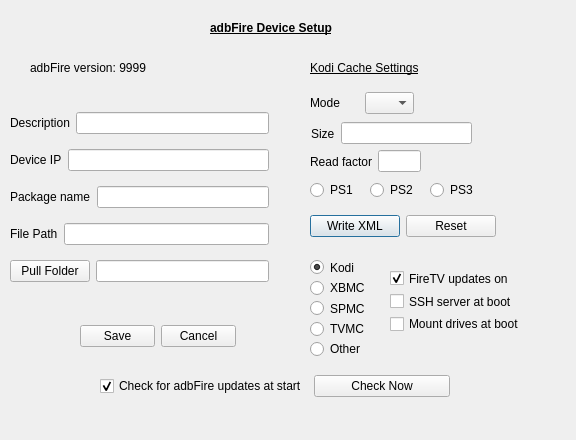
First picture: the form in preferencesdialog.ui, repository kbrack1/adbFire, before the edit.
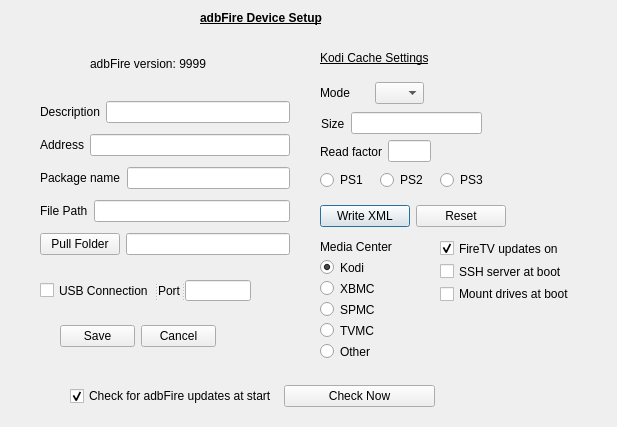
Second picture: the form after the edit.

```diff
--- a/preferencesdialog.ui
+++ b/preferencesdialog.ui
@@ -6,8 +6,8 @@
    <rect>
     <x>0</x>
     <y>0</y>
-    <width>576</width>
-    <height>440</height>
+    <width>617</width>
+    <height>427</height>
    </rect>
   </property>
   <property name="windowTitle">
@@ -19,8 +19,8 @@
   <widget class="QLabel" name="label_2">
    <property name="geometry">
     <rect>
-     <x>210</x>
-     <y>20</y>
+     <x>200</x>
+     <y>10</y>
      <width>211</width>
      <height>16</height>
     </rect>
@@ -32,9 +32,9 @@
   <widget class="QLabel" name="versionLabel">
    <property name="geometry">
     <rect>
-     <x>30</x>
-     <y>60</y>
-     <width>133</width>
+     <x>90</x>
+     <y>56</y>
+     <width>181</width>
      <height>16</height>
     </rect>
    </property>
@@ -58,8 +58,8 @@
   <widget class="QLabel" name="label_8">
    <property name="geometry">
     <rect>
-     <x>310</x>
-     <y>60</y>
+     <x>320</x>
+     <y>50</y>
      <width>161</width>
      <height>16</height>
     </rect>
@@ -71,8 +71,8 @@
   <widget class="QWidget" name="layoutWidget">
    <property name="geometry">
     <rect>
-     <x>310</x>
-     <y>90</y>
+     <x>320</x>
+     <y>80</y>
      <width>104</width>
      <height>26</height>
     </rect>
@@ -125,8 +125,8 @@
   <widget class="QWidget" name="layoutWidget">
    <property name="geometry">
     <rect>
-     <x>310</x>
-     <y>210</y>
+     <x>320</x>
+     <y>200</y>
      <width>186</width>
      <height>32</height>
     </rect>
@@ -154,8 +154,8 @@
   <widget class="QWidget" name="layoutWidget">
    <property name="geometry">
     <rect>
-     <x>310</x>
-     <y>180</y>
+     <x>320</x>
+     <y>170</y>
      <width>174</width>
      <height>20</height>
     </rect>
@@ -202,8 +202,8 @@
   <widget class="QWidget" name="layoutWidget">
    <property name="geometry">
     <rect>
-     <x>311</x>
-     <y>122</y>
+     <x>321</x>
+     <y>112</y>
      <width>161</width>
      <height>23</height>
     </rect>
@@ -234,8 +234,8 @@
   <widget class="QWidget" name="layoutWidget">
    <property name="geometry">
     <rect>
-     <x>310</x>
-     <y>150</y>
+     <x>320</x>
+     <y>140</y>
      <width>111</width>
      <height>23</height>
     </rect>
@@ -272,9 +272,9 @@
   <widget class="QWidget" name="layoutWidget">
    <property name="geometry">
     <rect>
-     <x>100</x>
-     <y>370</y>
-     <width>350</width>
+     <x>70</x>
+     <y>380</y>
+     <width>365</width>
      <height>32</height>
     </rect>
    </property>
@@ -307,108 +307,7 @@
   <widget class="QWidget" name="layoutWidget">
    <property name="geometry">
     <rect>
-     <x>390</x>
-     <y>270</y>
-     <width>153</width>
-     <height>62</height>
-    </rect>
-   </property>
-   <layout class="QVBoxLayout" name="verticalLayout_3">
-    <item>
-     <widget class="QCheckBox" name="ftvupdatesBox">
-      <property name="toolTip">
-       <string>&lt;html&gt;&lt;head/&gt;&lt;body&gt;&lt;p&gt;This&lt;span style=&quot; color:#c0c0c0;&quot;/&gt;disables/enables&lt;span style=&quot; color:#c0c0c0;&quot;/&gt;com.amazon.dcp&lt;/p&gt;&lt;/body&gt;&lt;/html&gt;</string>
-      </property>
-      <property name="text">
-       <string>FireTV updates on</string>
-      </property>
-      <property name="checked">
-       <bool>true</bool>
-      </property>
-     </widget>
-    </item>
-    <item>
-     <widget class="QCheckBox" name="sshbox">
-      <property name="toolTip">
-       <string>&lt;html&gt;&lt;head/&gt;&lt;body&gt;&lt;p&gt;Start SSH server at boot&lt;/p&gt;&lt;/body&gt;&lt;/html&gt;</string>
-      </property>
-      <property name="text">
-       <string>SSH server at boot</string>
-      </property>
-      <property name="checked">
-       <bool>false</bool>
-      </property>
-     </widget>
-    </item>
-    <item>
-     <widget class="QCheckBox" name="mountbox">
-      <property name="toolTip">
-       <string>&lt;html&gt;&lt;head/&gt;&lt;body&gt;&lt;p&gt;Start SSH server at boot&lt;/p&gt;&lt;/body&gt;&lt;/html&gt;</string>
-      </property>
-      <property name="text">
-       <string>Mount drives at boot</string>
-      </property>
-      <property name="checked">
-       <bool>false</bool>
-      </property>
-     </widget>
-    </item>
-   </layout>
-  </widget>
-  <widget class="QWidget" name="layoutWidget">
-   <property name="geometry">
-    <rect>
-     <x>310</x>
-     <y>260</y>
-     <width>66</width>
-     <height>96</height>
-    </rect>
-   </property>
-   <layout class="QVBoxLayout" name="verticalLayout_2">
-    <item>
-     <widget class="QRadioButton" name="kodiButton">
-      <property name="text">
-       <string>Kodi</string>
-      </property>
-      <property name="checked">
-       <bool>true</bool>
-      </property>
-     </widget>
-    </item>
-    <item>
-     <widget class="QRadioButton" name="xbmcButton">
-      <property name="text">
-       <string>XBMC</string>
-      </property>
-     </widget>
-    </item>
-    <item>
-     <widget class="QRadioButton" name="spmcButton">
-      <property name="text">
-       <string>SPMC</string>
-      </property>
-     </widget>
-    </item>
-    <item>
-     <widget class="QRadioButton" name="tvmcButton">
-      <property name="text">
-       <string>TVMC</string>
-      </property>
-     </widget>
-    </item>
-    <item>
-     <widget class="QRadioButton" name="otherButton">
-      <property name="text">
-       <string>Other</string>
-      </property>
-     </widget>
-    </item>
-   </layout>
-  </widget>
-  <widget class="QWidget" name="layoutWidget">
-   <property name="geometry">
-    <rect>
-     <x>80</x>
+     <x>60</x>
      <y>320</y>
      <width>156</width>
      <height>32</height>
@@ -437,18 +336,18 @@
     </item>
    </layout>
   </widget>
-  <widget class="QWidget" name="">
+  <widget class="QWidget" name="layoutWidget">
    <property name="geometry">
     <rect>
-     <x>10</x>
-     <y>103</y>
-     <width>259</width>
-     <height>193</height>
+     <x>40</x>
+     <y>96</y>
+     <width>250</width>
+     <height>167</height>
     </rect>
    </property>
    <layout class="QVBoxLayout" name="verticalLayout">
     <item>
-     <layout class="QHBoxLayout" name="horizontalLayout">
+     <layout class="QHBoxLayout" name="horizontalLayout_2">
       <item>
        <widget class="QLabel" name="devlab">
         <property name="text">
@@ -465,27 +364,30 @@
       </item>
      </layout>
     </item>
-    <item>
-     <layout class="QHBoxLayout" name="horizontalLayout_2">
-      <item>
-       <widget class="QLabel" name="devlab_2">
-        <property name="text">
-         <string>Device IP</string>
-        </property>
-       </widget>
-      </item>
-      <item>
-       <widget class="QLineEdit" name="daddr">
-        <property name="toolTip">
-         <string>&lt;html&gt;&lt;head/&gt;&lt;body&gt;&lt;p&gt;Enter the IP address for your device. You may also enter a device name if you have one set up with your router.&lt;/p&gt;&lt;/body&gt;&lt;/html&gt;</string>
-        </property>
-       </widget>
-      </item>
-     </layout>
-    </item>
     <item>
      <layout class="QHBoxLayout" name="horizontalLayout_3">
       <item>
+       <widget class="QLabel" name="label_11">
+        <property name="toolTip">
+         <string>&lt;html&gt;&lt;head/&gt;&lt;body&gt;&lt;p&gt;Enter or Paste IP or USB Address&lt;/p&gt;&lt;/body&gt;&lt;/html&gt;</string>
+        </property>
+        <property name="text">
+         <string>Address</string>
+        </property>
+       </widget>
+      </item>
+      <item>
+       <widget class="QLineEdit" name="daddr">
+        <property name="toolTip">
+         <string>&lt;html&gt;&lt;head/&gt;&lt;body&gt;&lt;p&gt;Enter the serial number or IP address for your device. You may also enter a device name if you have one set up with your router.&lt;/p&gt;&lt;/body&gt;&lt;/html&gt;</string>
+        </property>
+       </widget>
+      </item>
+     </layout>
+    </item>
+    <item>
+     <layout class="QHBoxLayout" name="horizontalLayout_4">
+      <item>
        <widget class="QLabel" name="label">
         <property name="text">
          <string>Package name</string>
@@ -502,7 +404,7 @@
      </layout>
     </item>
     <item>
-     <layout class="QHBoxLayout" name="horizontalLayout_4">
+     <layout class="QHBoxLayout" name="horizontalLayout_8">
       <item>
        <widget class="QLabel" name="label_9">
         <property name="text">
@@ -520,7 +422,7 @@
      </layout>
     </item>
     <item>
-     <layout class="QHBoxLayout" name="horizontalLayout_8">
+     <layout class="QHBoxLayout" name="horizontalLayout_9">
       <item>
        <widget class="QPushButton" name="pfolderButton">
         <property name="toolTip">
@@ -542,6 +444,142 @@
     </item>
    </layout>
   </widget>
+  <widget class="QSplitter" name="splitter">
+   <property name="geometry">
+    <rect>
+     <x>40</x>
+     <y>280</y>
+     <width>211</width>
+     <height>21</height>
+    </rect>
+   </property>
+   <property name="orientation">
+    <enum>Qt::Horizontal</enum>
+   </property>
+   <widget class="QCheckBox" name="isusb">
+    <property name="text">
+     <string>USB Connection</string>
+    </property>
+   </widget>
+   <widget class="QLabel" name="plabel">
+    <property name="text">
+     <string>Port</string>
+    </property>
+   </widget>
+   <widget class="QLineEdit" name="port">
+    <property name="toolTip">
+     <string>&lt;html&gt;&lt;head/&gt;&lt;body&gt;&lt;p&gt;Enter the file path for your Media Center.  This is combined with Package Name, e.g.  org.xbmc.kodi/files/.kodi&lt;/p&gt;&lt;/body&gt;&lt;/html&gt;</string>
+    </property>
+   </widget>
+  </widget>
+  <widget class="QWidget" name="layoutWidget">
+   <property name="geometry">
+    <rect>
+     <x>320</x>
+     <y>240</y>
+     <width>86</width>
+     <height>119</height>
+    </rect>
+   </property>
+   <layout class="QVBoxLayout" name="verticalLayout_2">
+    <item>
+     <widget class="QLabel" name="label_10">
+      <property name="text">
+       <string>Media Center</string>
+      </property>
+     </widget>
+    </item>
+    <item>
+     <widget class="QRadioButton" name="kodiButton">
+      <property name="text">
+       <string>Kodi</string>
+      </property>
+      <property name="checked">
+       <bool>true</bool>
+      </property>
+     </widget>
+    </item>
+    <item>
+     <widget class="QRadioButton" name="xbmcButton">
+      <property name="text">
+       <string>XBMC</string>
+      </property>
+     </widget>
+    </item>
+    <item>
+     <widget class="QRadioButton" name="spmcButton">
+      <property name="text">
+       <string>SPMC</string>
+      </property>
+     </widget>
+    </item>
+    <item>
+     <widget class="QRadioButton" name="tvmcButton">
+      <property name="text">
+       <string>TVMC</string>
+      </property>
+     </widget>
+    </item>
+    <item>
+     <widget class="QRadioButton" name="otherButton">
+      <property name="text">
+       <string>Other</string>
+      </property>
+     </widget>
+    </item>
+   </layout>
+  </widget>
+  <widget class="QWidget" name="layoutWidget_2">
+   <property name="geometry">
+    <rect>
+     <x>440</x>
+     <y>240</y>
+     <width>153</width>
+     <height>62</height>
+    </rect>
+   </property>
+   <layout class="QVBoxLayout" name="verticalLayout_3">
+    <item>
+     <widget class="QCheckBox" name="ftvupdatesBox">
+      <property name="toolTip">
+       <string>&lt;html&gt;&lt;head/&gt;&lt;body&gt;&lt;p&gt;This&lt;span style=&quot; color:#c0c0c0;&quot;/&gt;disables/enables&lt;span style=&quot; color:#c0c0c0;&quot;/&gt;com.amazon.dcp&lt;/p&gt;&lt;/body&gt;&lt;/html&gt;</string>
+      </property>
+      <property name="text">
+       <string>FireTV updates on</string>
+      </property>
+      <property name="checked">
+       <bool>true</bool>
+      </property>
+     </widget>
+    </item>
+    <item>
+     <widget class="QCheckBox" name="sshbox">
+      <property name="toolTip">
+       <string>&lt;html&gt;&lt;head/&gt;&lt;body&gt;&lt;p&gt;Start SSH server at boot&lt;/p&gt;&lt;/body&gt;&lt;/html&gt;</string>
+      </property>
+      <property name="text">
+       <string>SSH server at boot</string>
+      </property>
+      <property name="checked">
+       <bool>false</bool>
+      </property>
+     </widget>
+    </item>
+    <item>
+     <widget class="QCheckBox" name="mountbox">
+      <property name="toolTip">
+       <string>&lt;html&gt;&lt;head/&gt;&lt;body&gt;&lt;p&gt;Start SSH server at boot&lt;/p&gt;&lt;/body&gt;&lt;/html&gt;</string>
+      </property>
+      <property name="text">
+       <string>Mount drives at boot</string>
+      </property>
+      <property name="checked">
+       <bool>false</bool>
+      </property>
+     </widget>
+    </item>
+   </layout>
+  </widget>
  </widget>
  <tabstops>
   <tabstop>description</tabstop>
```
Left out of the diff: 13 changed lines with no effect on the pictures.
